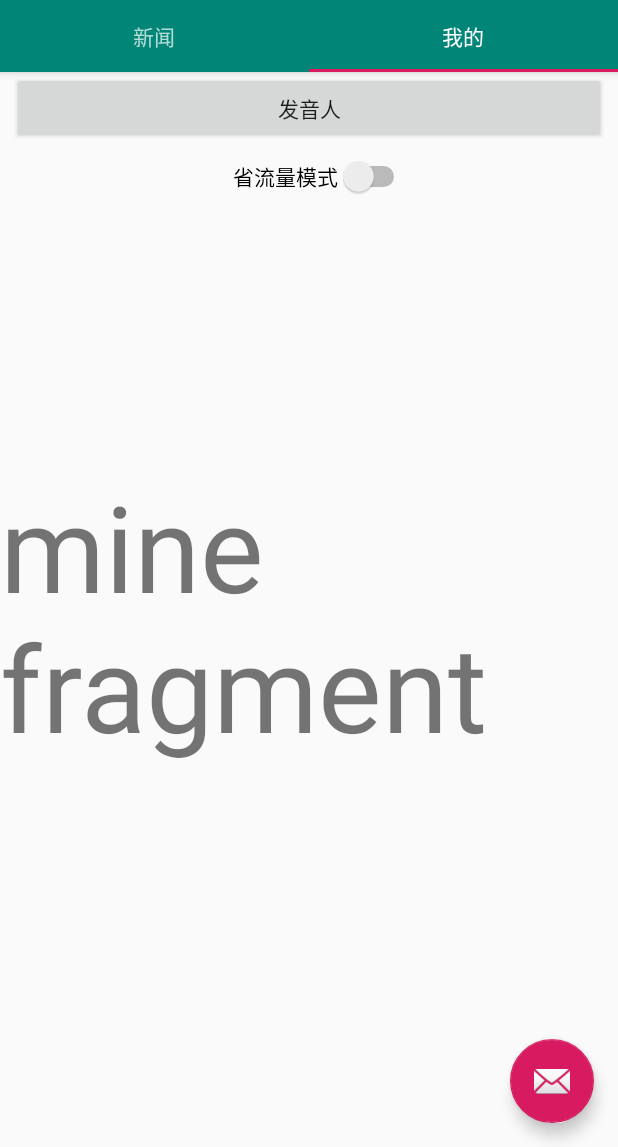
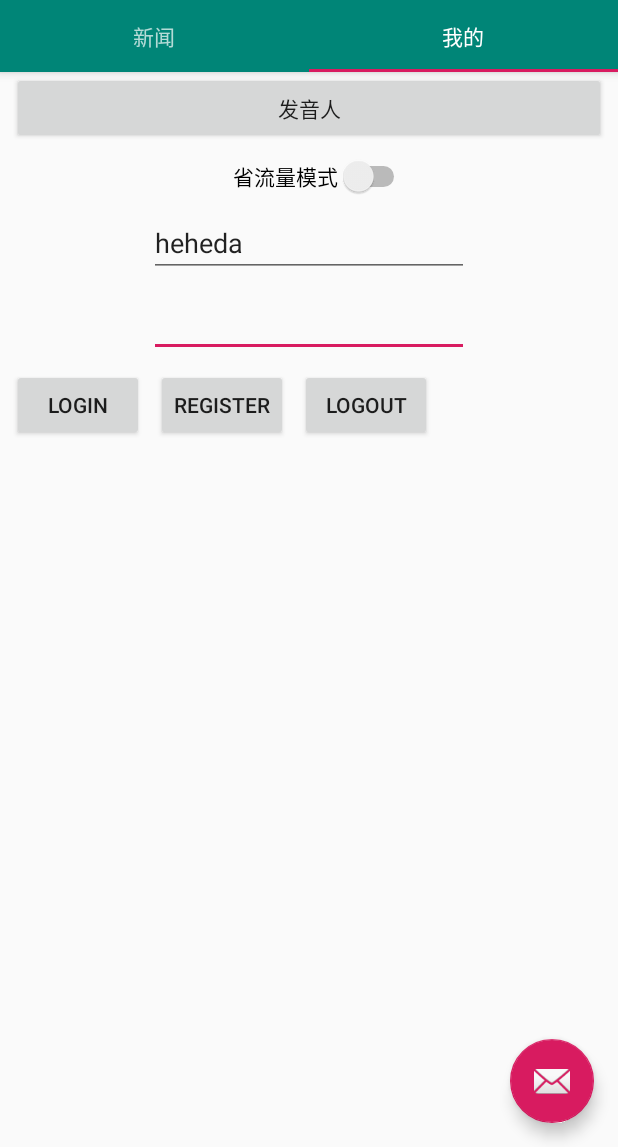
Before and after one commit to heheda12345/Android-News-App, an Android app: the screen it shows after launch (MainActivity), tab 2 chosen, on a phone screen of 412 x 824 dp, the part 89-1236 px from its top. Run offline under Robolectric (Android 15) with nearby library versions, the phone set to English and light mode, and no system bars; libraries missing offline, so code that uses them is left out: android.arch.core; 2 statements that could not run were skipped.

Commit message:
login, register, logout

```diff
--- a/app/src/main/java/com/example/news/data/UserConfig.java
+++ b/app/src/main/java/com/example/news/data/UserConfig.java
@@ -112,4 +112,9 @@ public class UserConfig {
     public void setTextMode(boolean textMode) {
         this.textMode = textMode;
     }
+
+    public static String getHostName() {
+        return "95.179.200.164";
+    }
+    public static int getHostPort() {return 5000;}
 }
--- a/app/src/main/res/layout/fragment_mine_section.xml
+++ b/app/src/main/res/layout/fragment_mine_section.xml
@@ -5,18 +5,6 @@
     android:layout_width="match_parent"
     android:layout_height="match_parent"
     tools:context=".ui.main.Mine.MineFragment">
-
-    <TextView
-        android:layout_width="wrap_content"
-        android:layout_height="wrap_content"
-        android:layout_marginTop="8dp"
-        android:text="mine fragment"
-        android:textSize="80sp"
-        app:layout_constraintBottom_toBottomOf="parent"
-        app:layout_constraintEnd_toEndOf="parent"
-        app:layout_constraintHorizontal_bias="0.0"
-        app:layout_constraintStart_toStartOf="parent"
-        app:layout_constraintTop_toTopOf="parent" />
 
 
     <Button
@@ -41,4 +29,61 @@
         app:layout_constraintStart_toStartOf="parent"
         app:layout_constraintTop_toBottomOf="@+id/tts_btn_person_select" />
 
+    <EditText
+        android:id="@+id/password"
+        android:layout_width="wrap_content"
+        android:layout_height="wrap_content"
+        android:layout_marginStart="8dp"
+        android:layout_marginTop="8dp"
+        android:layout_marginEnd="8dp"
+        android:ems="10"
+        android:inputType="numberPassword"
+        app:layout_constraintEnd_toEndOf="parent"
+        app:layout_constraintStart_toStartOf="parent"
+        app:layout_constraintTop_toBottomOf="@+id/userName" />
+
+    <Button
+        android:id="@+id/loginButton"
+        android:layout_width="wrap_content"
+        android:layout_height="wrap_content"
+        android:layout_marginStart="8dp"
+        android:layout_marginTop="8dp"
+        android:text="Login"
+        app:layout_constraintStart_toStartOf="parent"
+        app:layout_constraintTop_toBottomOf="@+id/password" />
+
+    <EditText
+        android:id="@+id/userName"
+        android:layout_width="wrap_content"
+        android:layout_height="wrap_content"
+        android:layout_marginStart="8dp"
+        android:layout_marginTop="8dp"
+        android:layout_marginEnd="8dp"
+        android:ems="10"
+        android:inputType="textPersonName"
+        android:text="heheda"
+        app:layout_constraintEnd_toEndOf="parent"
+        app:layout_constraintStart_toStartOf="parent"
+        app:layout_constraintTop_toBottomOf="@+id/switch_text_only" />
+
+    <Button
+        android:id="@+id/registerButton"
+        android:layout_width="wrap_content"
+        android:layout_height="wrap_content"
+        android:layout_marginStart="8dp"
+        android:layout_marginTop="8dp"
+        android:text="Register"
+        app:layout_constraintStart_toEndOf="@+id/loginButton"
+        app:layout_constraintTop_toBottomOf="@+id/password" />
+
+    <Button
+        android:id="@+id/logoutButton"
+        android:layout_width="wrap_content"
+        android:layout_height="wrap_content"
+        android:layout_marginStart="8dp"
+        android:layout_marginTop="8dp"
+        android:text="Logout"
+        app:layout_constraintStart_toEndOf="@+id/registerButton"
+        app:layout_constraintTop_toBottomOf="@+id/password" />
+
 </android.support.constraint.ConstraintLayout>
```
Also changed, not shown: app/src/main/java/com/example/news/support/ServerInteraction.java (added, +152 -0 lines), app/src/main/java/com/example/news/ui/main/Mine/MineFragment.java (+65 -1 lines).
